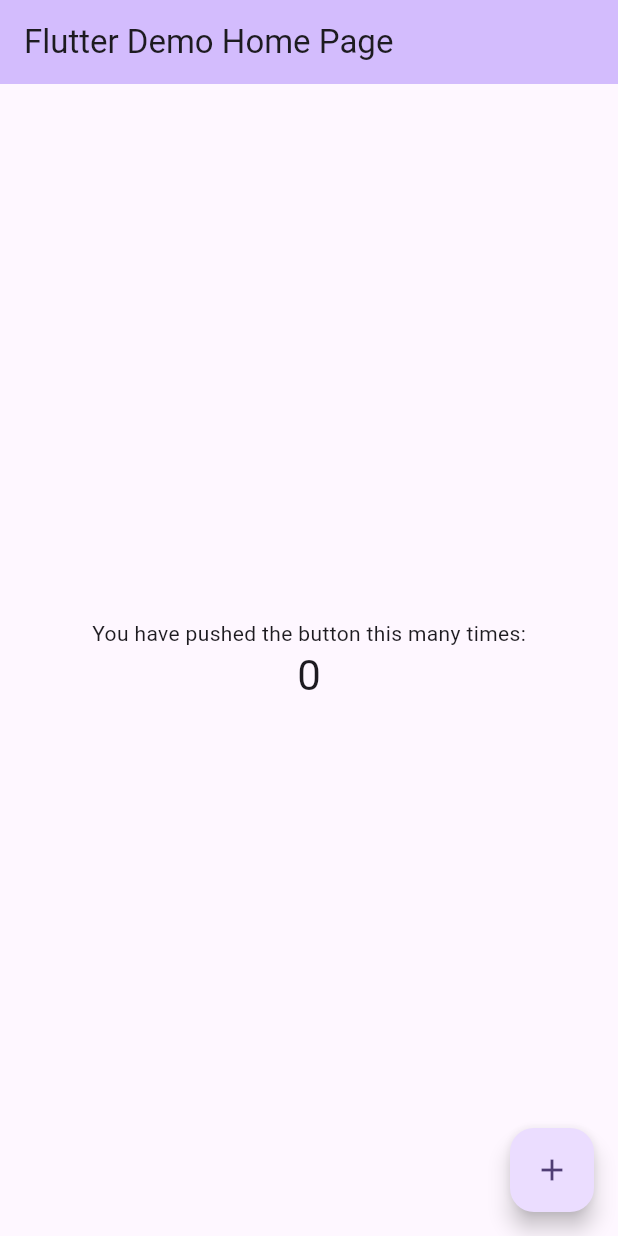
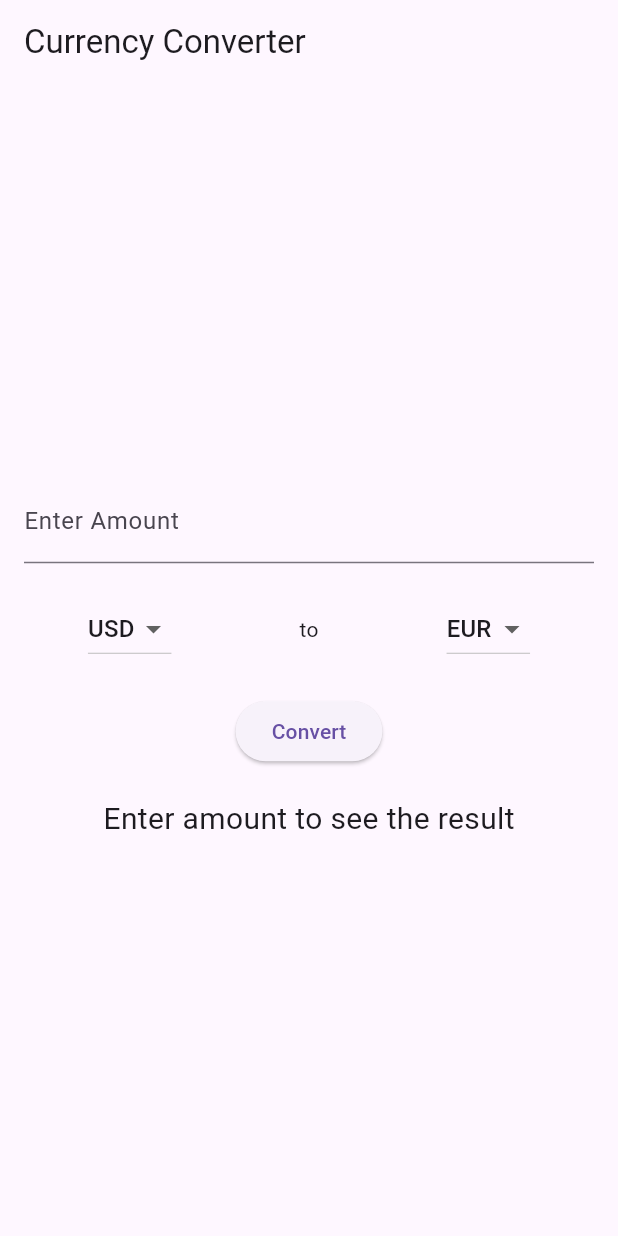
Before and after one commit to leonwendt/Programmierung-2-speedrun, a Flutter app: the screen it shows after launch, on a phone screen of 412 x 824 dp. Run offline on Flutter 3.47's test engine with Material 3 defaults, Android fonts, the phone set to English and light mode, and no system bars.

Commit message:
Änderung an main, erster frame für app, keine ahnung woher die anderen 7 dateien kommen ^^

```diff
--- a/lib/main.dart
+++ b/lib/main.dart
@@ -1,125 +1,123 @@
 import 'package:flutter/material.dart';
 
 void main() {
-  runApp(const MyApp());
+  runApp(const CurrencyConverterApp());
 }
 
-class MyApp extends StatelessWidget {
-  const MyApp({super.key});
+class CurrencyConverterApp extends StatelessWidget {
+  const CurrencyConverterApp({super.key});
 
-  // This widget is the root of your application.
   @override
   Widget build(BuildContext context) {
     return MaterialApp(
-      title: 'Flutter Demo',
+      title: 'Currency Converter',
       theme: ThemeData(
-        // This is the theme of your application.
-        //
-        // TRY THIS: Try running your application with "flutter run". You'll see
-        // the application has a purple toolbar. Then, without quitting the app,
-        // try changing the seedColor in the colorScheme below to Colors.green
-        // and then invoke "hot reload" (save your changes or press the "hot
-        // reload" button in a Flutter-supported IDE, or press "r" if you used
-        // the command line to start the app).
-        //
-        // Notice that the counter didn't reset back to zero; the application
-        // state is not lost during the reload. To reset the state, use hot
-        // restart instead.
-        //
-        // This works for code too, not just values: Most code changes can be
-        // tested with just a hot reload.
-        colorScheme: ColorScheme.fromSeed(seedColor: Colors.deepPurple),
-        useMaterial3: true,
+        primarySwatch: Colors.blue,
       ),
-      home: const MyHomePage(title: 'Flutter Demo Home Page'),
+      home: const HomePage(),
     );
   }
 }
 
-class MyHomePage extends StatefulWidget {
-  const MyHomePage({super.key, required this.title});
-
-  // This widget is the home page of your application. It is stateful, meaning
-  // that it has a State object (defined below) that contains fields that affect
-  // how it looks.
-
-  // This class is the configuration for the state. It holds the values (in this
-  // case the title) provided by the parent (in this case the App widget) and
-  // used by the build method of the State. Fields in a Widget subclass are
-  // always marked "final".
-
-  final String title;
+class HomePage extends StatefulWidget {
+  const HomePage({super.key});
 
   @override
-  State<MyHomePage> createState() => _MyHomePageState();
+  _HomePageState createState() => _HomePageState();
 }
 
-class _MyHomePageState extends State<MyHomePage> {
-  int _counter = 0;
+class _HomePageState extends State<HomePage> {
+  final TextEditingController _amountController = TextEditingController();
+  String _fromCurrency = 'USD';
+  String _toCurrency = 'EUR';
+  double _result = 0.0;
 
-  void _incrementCounter() {
+  // Fake exchange rates for demo purposes
+  final Map<String, double> exchangeRates = {
+    'USD': 1.0,
+    'EUR': 0.85,
+    'GBP': 0.75,
+    'INR': 74.0,
+  };
+
+  // Convert function for calculation
+  void _convertCurrency() {
+    double amount = double.tryParse(_amountController.text) ?? 0.0;
+    double fromRate = exchangeRates[_fromCurrency]!;
+    double toRate = exchangeRates[_toCurrency]!;
     setState(() {
-      // This call to setState tells the Flutter framework that something has
-      // changed in this State, which causes it to rerun the build method below
-      // so that the display can reflect the updated values. If we changed
-      // _counter without calling setState(), then the build method would not be
-      // called again, and so nothing would appear to happen.
-      _counter++;
+      _result = (amount / fromRate) * toRate;
     });
   }
 
   @override
   Widget build(BuildContext context) {
-    // This method is rerun every time setState is called, for instance as done
-    // by the _incrementCounter method above.
-    //
-    // The Flutter framework has been optimized to make rerunning build methods
-    // fast, so that you can just rebuild anything that needs updating rather
-    // than having to individually change instances of widgets.
     return Scaffold(
       appBar: AppBar(
-        // TRY THIS: Try changing the color here to a specific color (to
-        // Colors.amber, perhaps?) and trigger a hot reload to see the AppBar
-        // change color while the other colors stay the same.
-        backgroundColor: Theme.of(context).colorScheme.inversePrimary,
-        // Here we take the value from the MyHomePage object that was created by
-        // the App.build method, and use it to set our appbar title.
-        title: Text(widget.title),
+        title: const Text('Currency Converter'),
       ),
-      body: Center(
-        // Center is a layout widget. It takes a single child and positions it
-        // in the middle of the parent.
+      body: Padding(
+        padding: const EdgeInsets.all(16.0),
         child: Column(
-          // Column is also a layout widget. It takes a list of children and
-          // arranges them vertically. By default, it sizes itself to fit its
-          // children horizontally, and tries to be as tall as its parent.
-          //
-          // Column has various properties to control how it sizes itself and
-          // how it positions its children. Here we use mainAxisAlignment to
-          // center the children vertically; the main axis here is the vertical
-          // axis because Columns are vertical (the cross axis would be
-          // horizontal).
-          //
-          // TRY THIS: Invoke "debug painting" (choose the "Toggle Debug Paint"
-          // action in the IDE, or press "p" in the console), to see the
-          // wireframe for each widget.
           mainAxisAlignment: MainAxisAlignment.center,
           children: <Widget>[
-            const Text(
-              'You have pushed the button this many times:',
+            TextField(
+              controller: _amountController,
+              keyboardType: TextInputType.number,
+              decoration: const InputDecoration(
+                labelText: 'Enter Amount',
+              ),
             ),
+            const SizedBox(height: 20),
+            Row(
+              mainAxisAlignment: MainAxisAlignment.spaceAround,
+              children: <Widget>[
+                DropdownButton<String>(
+                  value: _fromCurrency,
+                  items: exchangeRates.keys.map((String value) {
+                    return DropdownMenuItem<String>(
+                      value: value,
+                      child: Text(value),
+                    );
+                  }).toList(),
+                  onChanged: (newValue) {
+                    setState(() {
+                      _fromCurrency = newValue!;
+                    });
+                  },
+                ),
+                const Text('to'),
+                DropdownButton<String>(
+                  value: _toCurrency,
+                  items: exchangeRates.keys.map((String value) {
+                    return DropdownMenuItem<String>(
+                      value: value,
+                      child: Text(value),
+                    );
+                  }).toList(),
+                  onChanged: (newValue) {
+                    setState(() {
+                      _toCurrency = newValue!;
+                    });
+                  },
+                ),
+              ],
+            ),
+            const SizedBox(height: 20),
+            ElevatedButton(
+              onPressed: _convertCurrency,
+              child: const Text('Convert'),
+            ),
+            const SizedBox(height: 20),
             Text(
-              '$_counter',
-              style: Theme.of(context).textTheme.headlineMedium,
+              _result == 0.0
+                  ? 'Enter amount to see the result'
+                  : 'Result: $_result $_toCurrency',
+              style: const TextStyle(fontSize: 20),
             ),
           ],
         ),
       ),
-      floatingActionButton: FloatingActionButton(
-        onPressed: _incrementCounter,
-        tooltip: 'Increment',
-        child: const Icon(Icons.add),
-      ), // This trailing comma makes auto-formatting nicer for build methods.
     );
   }
 }
```
